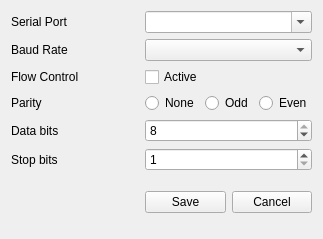
This is ui/SerialConfiguration.ui in marc-j/QIHMControl as Qt 5 draws it before an edit. The edited form follows.
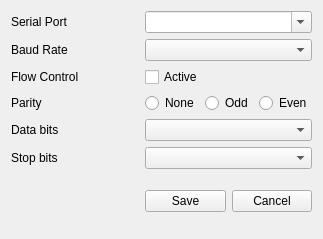
This is the edited form. Icons and pictures are not drawn.

Commit message: Add Qt3D, serial configuration

Patch:
```diff
--- a/ui/SerialConfiguration.ui
+++ b/ui/SerialConfiguration.ui
@@ -29,16 +29,6 @@
        </property>
       </spacer>
      </item>
-     <item row="5" column="2">
-      <widget class="QSpinBox" name="stopBits">
-       <property name="minimum">
-        <number>1</number>
-       </property>
-       <property name="maximum">
-        <number>2</number>
-       </property>
-      </widget>
-     </item>
      <item row="0" column="1">
       <spacer name="horizontalSpacer">
        <property name="orientation">
@@ -62,19 +52,6 @@
      <item row="1" column="2">
       <widget class="QComboBox" name="baudRateBox"/>
      </item>
-     <item row="4" column="2">
-      <widget class="QSpinBox" name="dataBits">
-       <property name="minimum">
-        <number>5</number>
-       </property>
-       <property name="maximum">
-        <number>8</number>
-       </property>
-       <property name="value">
-        <number>8</number>
-       </property>
-      </widget>
-     </item>
      <item row="2" column="2">
       <widget class="QCheckBox" name="flowControl">
        <property name="text">
@@ -196,6 +173,12 @@
        </item>
       </layout>
      </item>
+     <item row="4" column="2">
+      <widget class="QComboBox" name="dataBits"/>
+     </item>
+     <item row="5" column="2">
+      <widget class="QComboBox" name="stopBits"/>
+     </item>
     </layout>
    </item>
   </layout>
```
Left out of the diff: 17 changed lines with no effect on the pictures. The commit also changes 20 other files.
